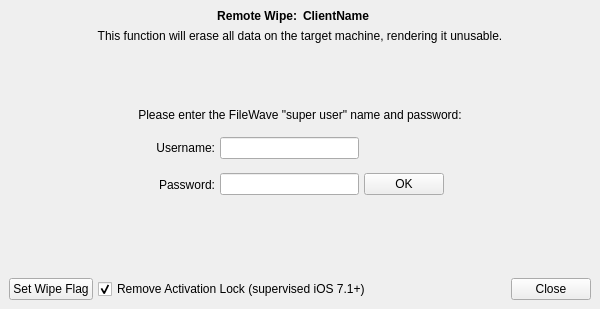
Before: the Qt Designer form FWAdminLib/RemoteWipeDlg.ui in fw-dev/translations, drawn with Qt 5.
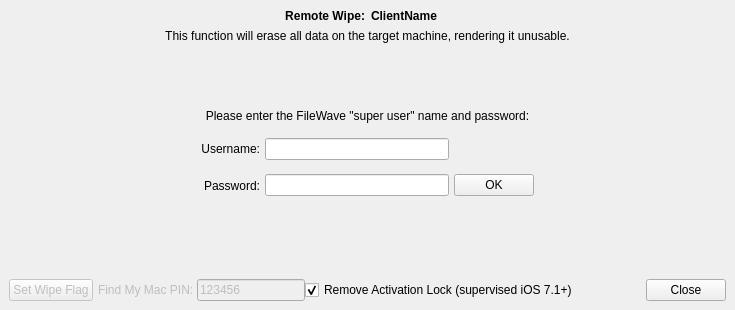
After: the same form once the commit is applied.

Diff of the .ui file:
```diff
--- a/FWAdminLib/RemoteWipeDlg.ui
+++ b/FWAdminLib/RemoteWipeDlg.ui
@@ -6,8 +6,8 @@
    <rect>
     <x>0</x>
     <y>0</y>
-    <width>600</width>
-    <height>309</height>
+    <width>735</width>
+    <height>310</height>
    </rect>
   </property>
   <property name="sizePolicy">
@@ -229,6 +229,9 @@
      </property>
      <item>
       <widget class="QPushButton" name="wipe">
+       <property name="enabled">
+        <bool>false</bool>
+       </property>
        <property name="text">
         <string>Set Wipe Flag</string>
        </property>
@@ -250,6 +253,29 @@
        </property>
       </spacer>
      </item>
+     <item>
+      <widget class="QLabel" name="findMyMacPINlbl">
+       <property name="enabled">
+        <bool>false</bool>
+       </property>
+       <property name="text">
+        <string>Find My Mac PIN: </string>
+       </property>
+      </widget>
+     </item>
+     <item>
+      <widget class="QLineEdit" name="findMyMacPIN">
+       <property name="enabled">
+        <bool>false</bool>
+       </property>
+       <property name="inputMask">
+        <string>999999</string>
+       </property>
+       <property name="text">
+        <string>123456</string>
+       </property>
+      </widget>
+     </item>
      <item>
       <widget class="QCheckBox" name="removeAL">
        <property name="text">
```
